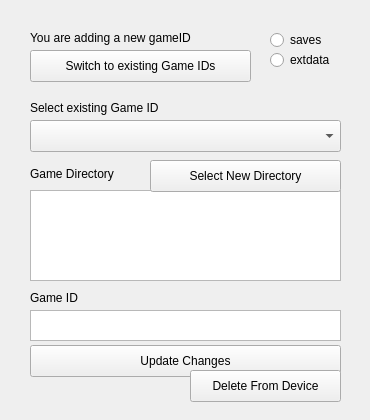
regimensocial/citraholdUI, file gameidmanager.ui: the form before one commit.
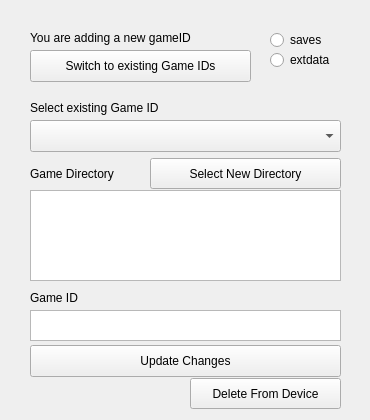
The form after the commit.

Diff of the .ui file:
```diff
--- a/gameidmanager.ui
+++ b/gameidmanager.ui
@@ -185,9 +185,9 @@
      <property name="geometry">
       <rect>
        <x>140</x>
-       <y>60</y>
+       <y>58</y>
        <width>191</width>
-       <height>32</height>
+       <height>31</height>
       </rect>
      </property>
      <property name="text">
@@ -211,9 +211,9 @@
      <property name="geometry">
       <rect>
        <x>180</x>
-       <y>270</y>
+       <y>278</y>
        <width>151</width>
-       <height>32</height>
+       <height>31</height>
       </rect>
      </property>
      <property name="text">
```
